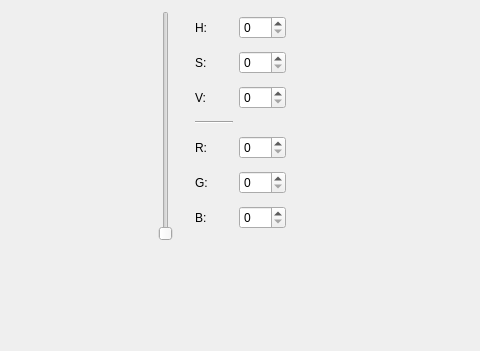
Before: the Qt Designer form resources/ColorWidget.ui in hitsz-ldjam/PixelMix, drawn with Qt 5; both pictures show x 95 to 575 and y 0 to 351 of the 866 by 502 pixel window.
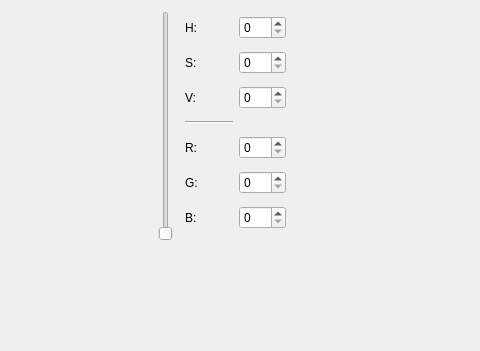
After: the same form once the commit is applied.

```diff
--- a/resources/ColorWidget.ui
+++ b/resources/ColorWidget.ui
@@ -48,9 +48,9 @@
   <widget class="QWidget" name="gridLayoutWidget">
    <property name="geometry">
     <rect>
-     <x>290</x>
+     <x>280</x>
      <y>10</y>
-     <width>101</width>
+     <width>111</width>
      <height>231</height>
     </rect>
    </property>
```
